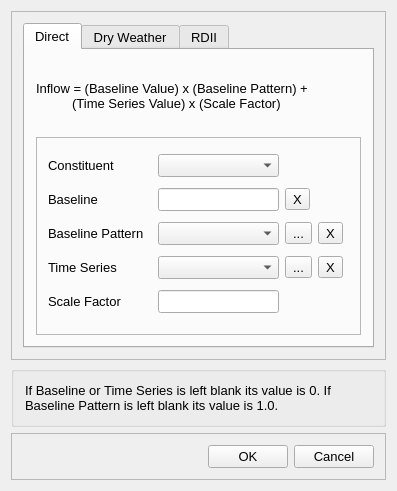
The window that src/ui/SWMM/frmInflowsDesigner.ui (USEPA/SWMM-EPANET_User_Interface) describes before a commit, drawn with Qt 5.
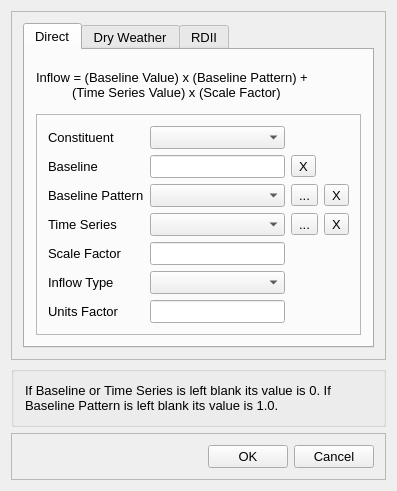
The same window after the commit.

Commit message: begin connecting SWMM inflows editor

What changed in the file:
```diff
--- a/src/ui/SWMM/frmInflowsDesigner.ui
+++ b/src/ui/SWMM/frmInflowsDesigner.ui
@@ -71,19 +71,15 @@
               <enum>QFrame::Raised</enum>
              </property>
              <layout class="QGridLayout" name="gridLayout">
-              <item row="0" column="0" colspan="2">
+              <item row="0" column="0">
                <widget class="QLabel" name="lblConstituent">
                 <property name="text">
                  <string>Constituent</string>
                 </property>
                </widget>
               </item>
-              <item row="5" column="0" colspan="3">
-               <widget class="QLabel" name="lblScaleFactor">
-                <property name="text">
-                 <string>Scale Factor</string>
-                </property>
-               </widget>
+              <item row="0" column="1">
+               <widget class="QComboBox" name="cboConstituent"/>
               </item>
               <item row="1" column="0">
                <widget class="QLabel" name="lblBaseline">
@@ -92,69 +88,93 @@
                 </property>
                </widget>
               </item>
-              <item row="4" column="0" colspan="2">
-               <widget class="QLabel" name="lblTimeseries">
-                <property name="text">
-                 <string>Time Series</string>
-                </property>
-               </widget>
+              <item row="1" column="1">
+               <widget class="QLineEdit" name="txtBaseline"/>
               </item>
-              <item row="4" column="7" colspan="2">
-               <widget class="QToolButton" name="btnTimeseriesDelete">
+              <item row="1" column="2">
+               <widget class="QToolButton" name="btnBaseline">
                 <property name="text">
                  <string>X</string>
                 </property>
                </widget>
               </item>
-              <item row="2" column="0" colspan="2">
+              <item row="2" column="0">
                <widget class="QLabel" name="lblBaselinePattern">
                 <property name="text">
                  <string>Baseline Pattern</string>
                 </property>
                </widget>
               </item>
-              <item row="4" column="6">
-               <widget class="QToolButton" name="btnTimeseries">
-                <property name="text">
-                 <string>...</string>
-                </property>
-               </widget>
+              <item row="2" column="1">
+               <widget class="QComboBox" name="cboPattern"/>
               </item>
-              <item row="2" column="6">
+              <item row="2" column="2">
                <widget class="QToolButton" name="btnPattern">
                 <property name="text">
                  <string>...</string>
                 </property>
                </widget>
               </item>
-              <item row="2" column="7">
+              <item row="2" column="3">
                <widget class="QToolButton" name="btnPatternDelete">
                 <property name="text">
                  <string>X</string>
                 </property>
                </widget>
               </item>
-              <item row="1" column="3" colspan="3">
-               <widget class="QLineEdit" name="txtBaseline"/>
-              </item>
-              <item row="1" column="6">
-               <widget class="QToolButton" name="btnBaseline">
+              <item row="3" column="0">
+               <widget class="QLabel" name="lblTimeseries">
                 <property name="text">
-                 <string>X</string>
+                 <string>Time Series</string>
                 </property>
                </widget>
               </item>
-              <item row="5" column="3" colspan="3">
-               <widget class="QLineEdit" name="txtScaleFactor"/>
-              </item>
-              <item row="4" column="3" colspan="3">
+              <item row="3" column="1">
                <widget class="QComboBox" name="cboTimeSeries"/>
               </item>
-              <item row="2" column="3" colspan="3">
-               <widget class="QComboBox" name="cboPattern"/>
+              <item row="3" column="2">
+               <widget class="QToolButton" name="btnTimeseries">
+                <property name="text">
+                 <string>...</string>
+                </property>
+               </widget>
               </item>
-              <item row="0" column="3" colspan="3">
-               <widget class="QComboBox" name="cboConstituent"/>
+              <item row="3" column="3">
+               <widget class="QToolButton" name="btnTimeseriesDelete">
+                <property name="text">
+                 <string>X</string>
+                </property>
+               </widget>
+              </item>
+              <item row="4" column="0">
+               <widget class="QLabel" name="lblScaleFactor">
+                <property name="text">
+                 <string>Scale Factor</string>
+                </property>
+               </widget>
+              </item>
+              <item row="4" column="1">
+               <widget class="QLineEdit" name="txtScaleFactor"/>
+              </item>
+              <item row="5" column="0">
+               <widget class="QLabel" name="lblInflowType">
+                <property name="text">
+                 <string>Inflow Type</string>
+                </property>
+               </widget>
+              </item>
+              <item row="5" column="1">
+               <widget class="QComboBox" name="cboInflowType"/>
+              </item>
+              <item row="6" column="0">
+               <widget class="QLabel" name="lblUnitsFactor">
+                <property name="text">
+                 <string>Units Factor</string>
+                </property>
+               </widget>
+              </item>
+              <item row="6" column="1">
+               <widget class="QLineEdit" name="txtUnitsFactor"/>
               </item>
              </layout>
             </widget>
```
The commit also changes 2 other files.
